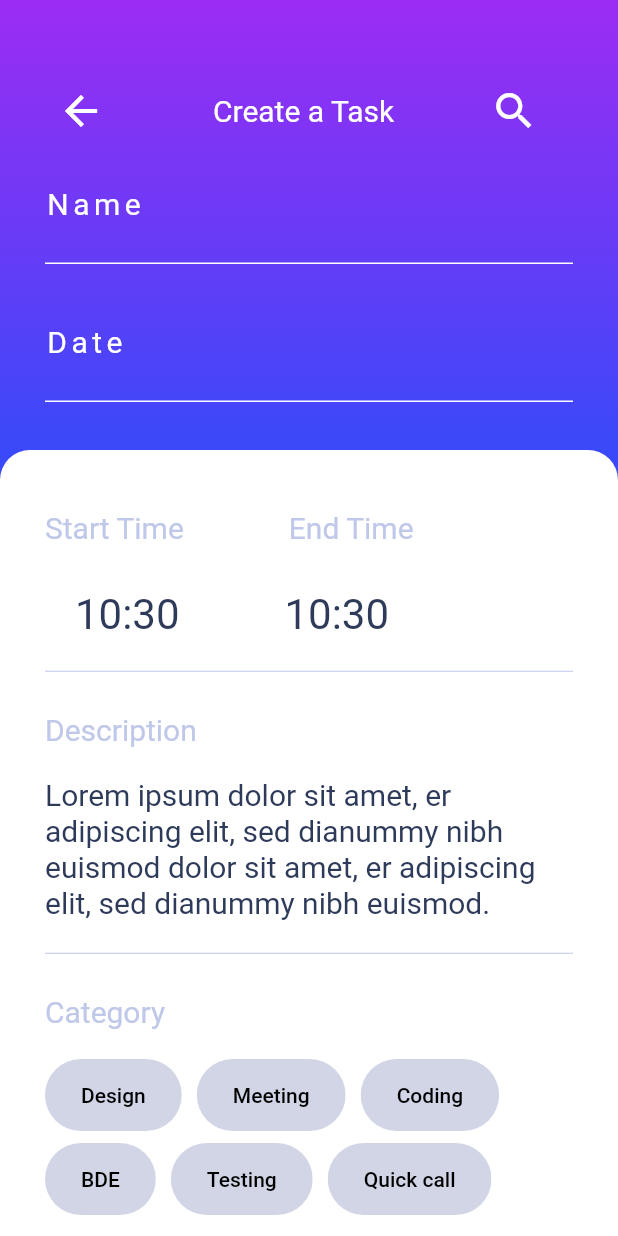
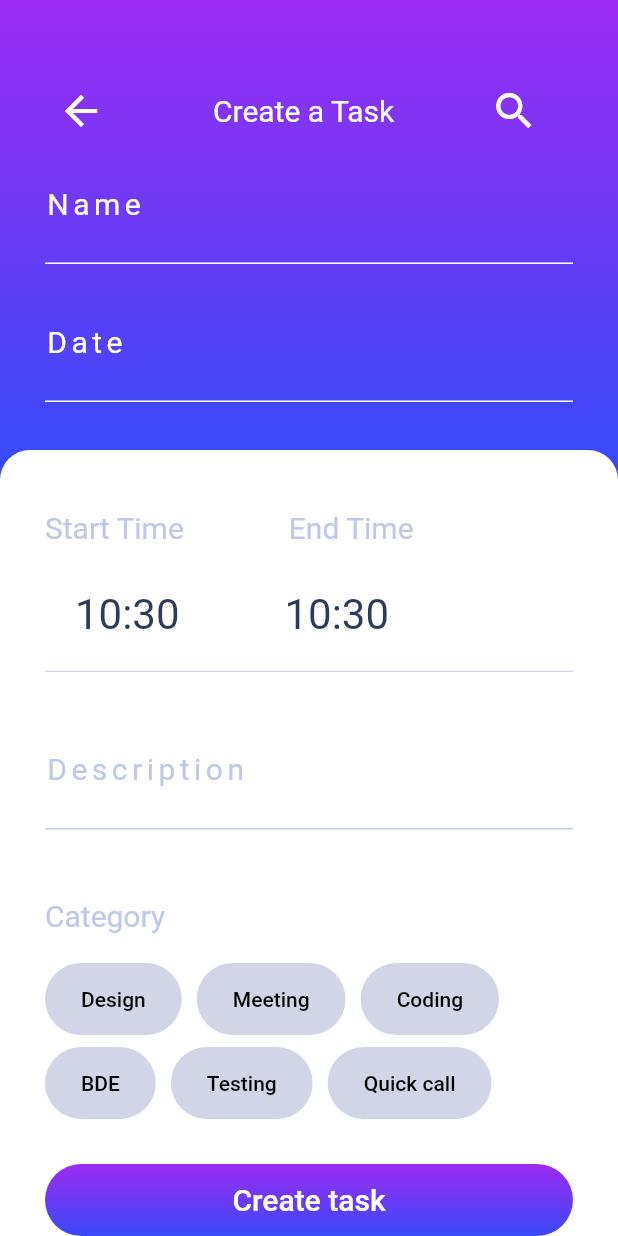
Before and after one commit to ZayniddinMamarasulov/taskmanager, a Flutter app: the screen it shows after launch, on a phone screen of 412 x 824 dp. Run offline on Flutter 3.47's test engine with Material 2 defaults, Android fonts, the phone set to English and light mode, and no system bars.

Commit message:
last changes

```diff
--- a/lib/thirdpage.dart
+++ b/lib/thirdpage.dart
@@ -96,16 +96,19 @@ class _ThirdPageState extends State<ThirdPage> {
                       Time(context),
                       divider(context),
                       const SizedBox(height: 26,),
-                      const Text("Description",style: TextStyle(color: Color(0xffBFC8E8),fontSize: 20),),
+                      TextFormField(
+                        style: const TextStyle(color: Colors.black,fontSize: 30),
+                        decoration: const InputDecoration(
+                          enabledBorder: UnderlineInputBorder(
+                            borderSide: BorderSide(color: Color(0xffBFC8E8)),
+                          ),
+                          labelText: "Description",
+                          fillColor: Colors.white,
+                          labelStyle: TextStyle(color: Color(0xffBFC8E8),fontSize: 20,letterSpacing: 3),
+                        ),
+                      ),
                       const SizedBox(height: 20,),
-                      const  Text("Lorem ipsum dolor sit amet, "
-                          "er adipiscing elit, sed dianummy "
-                          "nibh euismod dolor sit amet, er adipiscing elit, "
-                          "sed dianummy nibh euismod.",style:TextStyle(
-                          color: Color(0xff2E3A59),fontSize: 20,height: 1.2
-                      ),),
-                      const SizedBox(height: 20,),
-                      divider(context),
+                      //divider(context),
                       const  SizedBox(height: 26,),
                       const Text("Category",style: TextStyle(color: Color(0xffBFC8E8),fontSize: 20),),
                       const SizedBox(height: 20,),
@@ -153,11 +156,19 @@ class _ThirdPageState extends State<ThirdPage> {
         Row(
           children: [
             const SizedBox(width: 20,),
-            Text("${time.hour}:${(time.minute<10)?'0${time.minute}':'${time.minute}'}",
-              style: const TextStyle(fontSize: 28,color: Color(0xff2E3A59)),),
+            InkWell(
+              onTap: (){ selectTime(context);
+              print(time);},
+              child: Text("${time.hour}:${(time.minute<10)?'0${time.minute}':'${time.minute}'}",
+                style: const TextStyle(fontSize: 28,color: Color(0xff2E3A59)),),
+            ),
             const SizedBox(width: 70,),
-            Text("${time2.hour}:${(time2.minute<10)?'0${time2.minute}':'${time2.minute}'} ",
-              style: const TextStyle(fontSize: 28,color: Color(0xff2E3A59)),)
+            InkWell(
+              onTap: (){ selectTime2(context);
+              print(time2);},
+              child: Text("${time2.hour}:${(time2.minute<10)?'0${time2.minute}':'${time2.minute}'} ",
+                style: const TextStyle(fontSize: 28,color: Color(0xff2E3A59)),),
+            )
           ],
         ),
         const SizedBox(height: 20,),
```
